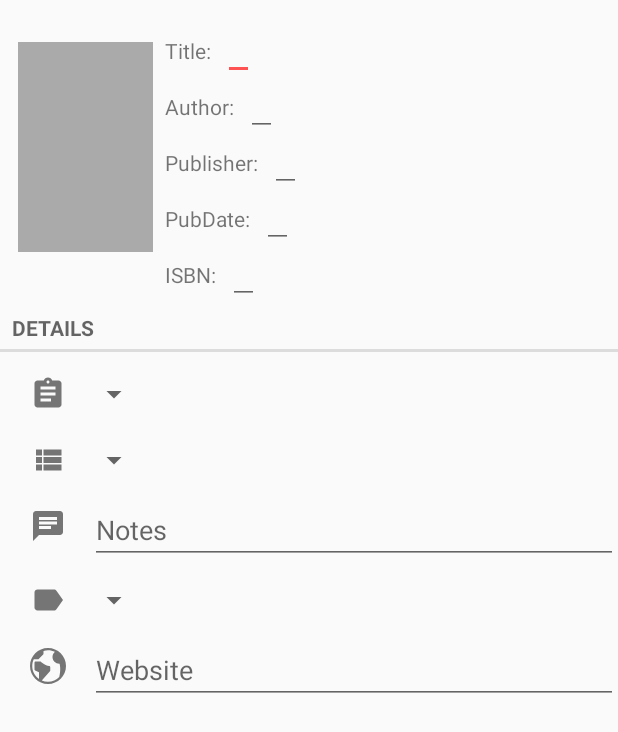
After one commit to smartjinyu/MyBookshelf, an Android app: the layout activity_bookedit.xml on its own in the app's theme, with its tools: preview values and no code run, on a phone screen of 412 x 824 dp. The commit adds this screen. Shown: the top 732 px of the screen. Run offline under Robolectric (Android 15) with nearby library versions, the light colour scheme and no system bars.

Commit message:
finish bookedit layout

```diff
--- a/app/src/main/java/com/smartjinyu/mybookshelf/booklistFragment.java
+++ b/app/src/main/java/com/smartjinyu/mybookshelf/booklistFragment.java
@@ -7,7 +7,6 @@ import android.util.Log;
 import android.view.LayoutInflater;
 import android.view.View;
 import android.view.ViewGroup;
-import android.widget.Toast;
 
 import com.github.clans.fab.FloatingActionButton;
 import com.github.clans.fab.FloatingActionMenu;
@@ -26,7 +25,7 @@ public class BookListFragment extends Fragment {
 
     @Override
     public View onCreateView(LayoutInflater inflater, ViewGroup container, Bundle savedInstanceState){
-        View view = inflater.inflate(R.layout.booklist_fragment,container,false);
+        View view = inflater.inflate(R.layout.fragment_booklist,container,false);
 
 
         return view;
--- /dev/null
+++ b/app/src/main/res/drawable/ic_assignment.xml
@@ -0,0 +1,9 @@
+<vector xmlns:android="http://schemas.android.com/apk/res/android"
+        android:width="24dp"
+        android:height="24dp"
+        android:viewportWidth="24.0"
+        android:viewportHeight="24.0">
+    <path
+        android:fillColor="@color/colorSecondaryText"
+        android:pathData="M19,3h-4.18C14.4,1.84 13.3,1 12,1c-1.3,0 -2.4,0.84 -2.82,2L5,3c-1.1,0 -2,0.9 -2,2v14c0,1.1 0.9,2 2,2h14c1.1,0 2,-0.9 2,-2L21,5c0,-1.1 -0.9,-2 -2,-2zM12,3c0.55,0 1,0.45 1,1s-0.45,1 -1,1 -1,-0.45 -1,-1 0.45,-1 1,-1zM14,17L7,17v-2h7v2zM17,13L7,13v-2h10v2zM17,9L7,9L7,7h10v2z"/>
+</vector>
--- /dev/null
+++ b/app/src/main/res/drawable/ic_chat.xml
@@ -0,0 +1,9 @@
+<vector xmlns:android="http://schemas.android.com/apk/res/android"
+        android:width="24dp"
+        android:height="24dp"
+        android:viewportWidth="24.0"
+        android:viewportHeight="24.0">
+    <path
+        android:fillColor="@color/colorSecondaryText"
+        android:pathData="M20,2L4,2c-1.1,0 -1.99,0.9 -1.99,2L2,22l4,-4h14c1.1,0 2,-0.9 2,-2L22,4c0,-1.1 -0.9,-2 -2,-2zM6,9h12v2L6,11L6,9zM14,14L6,14v-2h8v2zM18,8L6,8L6,6h12v2z"/>
+</vector>
--- /dev/null
+++ b/app/src/main/res/drawable/ic_earth.xml
@@ -0,0 +1,4 @@
+<vector android:height="24dp" android:viewportHeight="32.0"
+    android:viewportWidth="32.0" android:width="24dp" xmlns:android="http://schemas.android.com/apk/res/android">
+    <path android:fillColor="@color/colorSecondaryText" android:pathData="M16,0c-8.84,0 -16,7.16 -16,16s7.16,16 16,16 16,-7.16 16,-16 -7.16,-16 -16,-16zM16,30c-1.97,0 -3.84,-0.41 -5.54,-1.14l7.29,-8.2c0.16,-0.18 0.25,-0.42 0.25,-0.66v-3c0,-0.55 -0.45,-1 -1,-1 -3.53,0 -7.26,-3.67 -7.29,-3.71 -0.19,-0.19 -0.44,-0.29 -0.71,-0.29h-4c-0.55,0 -1,0.45 -1,1v6c0,0.38 0.21,0.73 0.55,0.89l3.45,1.72v5.87c-3.63,-2.53 -6,-6.73 -6,-11.49 0,-2.15 0.48,-4.18 1.35,-6h3.65c0.26,0 0.52,-0.1 0.71,-0.29l4,-4c0.19,-0.19 0.29,-0.44 0.29,-0.71v-2.42c1.27,-0.38 2.61,-0.58 4,-0.58 2.2,0 4.28,0.51 6.13,1.41 -0.13,0.11 -0.26,0.22 -0.38,0.34 -1.13,1.13 -1.76,2.64 -1.76,4.24s0.62,3.11 1.76,4.24c1.14,1.14 2.66,1.76 4.24,1.76 0.1,0 0.2,-0 0.3,-0.01 0.43,1.62 1.21,5.83 -0.26,11.64 -0.01,0.05 -0.02,0.11 -0.03,0.16 -2.54,2.6 -6.08,4.21 -10,4.21z"/>
+</vector>
--- /dev/null
+++ b/app/src/main/res/drawable/ic_label.xml
@@ -0,0 +1,9 @@
+<vector xmlns:android="http://schemas.android.com/apk/res/android"
+        android:width="24dp"
+        android:height="24dp"
+        android:viewportWidth="24.0"
+        android:viewportHeight="24.0">
+    <path
+        android:fillColor="@color/colorSecondaryText"
+        android:pathData="M17.63,5.84C17.27,5.33 16.67,5 16,5L5,5.01C3.9,5.01 3,5.9 3,7v10c0,1.1 0.9,1.99 2,1.99L16,19c0.67,0 1.27,-0.33 1.63,-0.84L22,12l-4.37,-6.16z"/>
+</vector>
--- /dev/null
+++ b/app/src/main/res/drawable/ic_view_list.xml
@@ -0,0 +1,9 @@
+<vector xmlns:android="http://schemas.android.com/apk/res/android"
+        android:width="24dp"
+        android:height="24dp"
+        android:viewportWidth="24.0"
+        android:viewportHeight="24.0">
+    <path
+        android:fillColor="@color/colorSecondaryText"
+        android:pathData="M4,14h4v-4L4,10v4zM4,19h4v-4L4,15v4zM4,9h4L8,5L4,5v4zM9,14h12v-4L9,10v4zM9,19h12v-4L9,15v4zM9,5v4h12L21,5L9,5z"/>
+</vector>
--- /dev/null
+++ b/app/src/main/res/layout/activity_bookedit.xml
@@ -0,0 +1,126 @@
+<?xml version="1.0" encoding="utf-8"?>
+<LinearLayout xmlns:android="http://schemas.android.com/apk/res/android"
+              android:orientation="vertical"
+              android:layout_width="match_parent"
+              android:layout_height="match_parent">
+    <include layout="@layout/view_cover_and_info"/>
+    <TextView
+        android:layout_width="match_parent"
+        android:layout_height="wrap_content"
+        android:text="@string/separator_text_view1"
+        style="?android:listSeparatorTextViewStyle"/>
+
+    <LinearLayout
+        android:layout_width="match_parent"
+        android:layout_height="wrap_content"
+        android:layout_marginStart="20dp"
+        android:layout_marginTop="16dp"
+        android:orientation="horizontal">
+        <ImageView
+            android:layout_width="24dp"
+            android:layout_height="24dp"
+            android:scaleType="center"
+            android:contentDescription="@string/reading_status_image_view"
+            android:src="@drawable/ic_assignment"/>
+
+        <Spinner
+            android:id="@+id/reading_status_spinner"
+            android:layout_width="wrap_content"
+            android:layout_height="wrap_content"
+            android:layout_marginStart="8dp"
+            android:spinnerMode="dropdown"/>
+
+    </LinearLayout>
+
+    <LinearLayout
+        android:layout_width="match_parent"
+        android:layout_height="wrap_content"
+        android:layout_marginStart="20dp"
+        android:layout_marginTop="20dp"
+        android:orientation="horizontal">
+        <ImageView
+            android:layout_width="24dp"
+            android:layout_height="24dp"
+            android:scaleType="center"
+            android:contentDescription="@string/book_shelf_image_view"
+            android:src="@drawable/ic_view_list"/>
+
+        <Spinner
+            android:id="@+id/book_shelf_spinner"
+            android:layout_width="wrap_content"
+            android:layout_height="wrap_content"
+            android:layout_marginStart="8dp"
+            android:spinnerMode="dropdown"/>
+
+    </LinearLayout>
+
+    <LinearLayout
+        android:layout_width="match_parent"
+        android:layout_height="wrap_content"
+        android:layout_marginStart="20dp"
+        android:layout_marginTop="12dp"
+        android:orientation="horizontal">
+        <ImageView
+            android:layout_width="24dp"
+            android:layout_height="24dp"
+            android:layout_marginTop="8dp"
+            android:scaleType="center"
+            android:contentDescription="@string/note_edit_text_hint"
+            android:src="@drawable/ic_chat"/>
+
+        <EditText
+            android:id="@+id/book_notes_exit_text"
+            android:layout_width="match_parent"
+            android:layout_height="wrap_content"
+            android:layout_marginStart="16dp"
+            android:textSize="18sp"
+            android:hint="@string/note_edit_text_hint"/>
+    </LinearLayout>
+
+    <LinearLayout
+        android:layout_width="match_parent"
+        android:layout_height="wrap_content"
+        android:layout_marginStart="20dp"
+        android:layout_marginTop="12dp"
+        android:orientation="horizontal">
+        <ImageView
+            android:layout_width="24dp"
+            android:layout_height="24dp"
+            android:scaleType="center"
+            android:contentDescription="@string/label_image_view"
+            android:src="@drawable/ic_label"/>
+
+        <Spinner
+            android:id="@+id/label_spinner"
+            android:layout_width="wrap_content"
+            android:layout_height="wrap_content"
+            android:layout_marginStart="8dp"
+            android:spinnerMode="dropdown"/>
+    </LinearLayout>
+
+    <LinearLayout
+        android:layout_width="match_parent"
+        android:layout_height="wrap_content"
+        android:layout_marginStart="20dp"
+        android:layout_marginTop="12dp"
+        android:orientation="horizontal">
+        <ImageView
+            android:layout_width="24dp"
+            android:layout_height="24dp"
+            android:layout_marginTop="8dp"
+            android:scaleType="center"
+            android:contentDescription="@string/website_edit_text_hint"
+            android:src="@drawable/ic_earth"/>
+
+        <EditText
+            android:id="@+id/book_website_exit_text"
+            android:layout_width="match_parent"
+            android:layout_height="wrap_content"
+            android:layout_marginStart="16dp"
+            android:textSize="18sp"
+            android:hint="@string/website_edit_text_hint"/>
+    </LinearLayout>
+
+
+
+</LinearLayout>
--- a/app/src/main/res/values/strings.xml
+++ b/app/src/main/res/values/strings.xml
@@ -24,6 +24,12 @@
     <string name="book_publisher_text_view">Publisher:</string>
     <string name="book_pubdate_text_view">PubDate:</string>
     <string name="book_isbn_text_view">ISBN:</string>
+    <string name="separator_text_view1">Details</string>
+    <string name="reading_status_image_view">Reading Status</string>
+    <string name="book_shelf_image_view">Bookshelf</string>
+    <string name="note_edit_text_hint">Notes</string>
+    <string name="label_image_view">Label</string>
+    <string name="website_edit_text_hint">Website</string>
 
 
 
```
Also changed, not shown: app/src/main/java/com/smartjinyu/mybookshelf/Book.java (+26 -20 lines), app/src/main/java/com/smartjinyu/mybookshelf/BookFetcher.java (+9 -5 lines), app/src/main/java/com/smartjinyu/mybookshelf/DoubanFetcher.java (+17 -6 lines), app/src/main/java/com/smartjinyu/mybookshelf/database/BookBaseHelper.java (added, +43 -0 lines), app/src/main/java/com/smartjinyu/mybookshelf/database/BookCursorWrapper.java (added, +21 -0 lines), app/src/main/java/com/smartjinyu/mybookshelf/database/BookDBSchema.java (added, +25 -0 lines), app/src/main/res/layout/fragment_booklist.xml (renamed from app/src/main/res/layout/booklist_fragment.xml).
